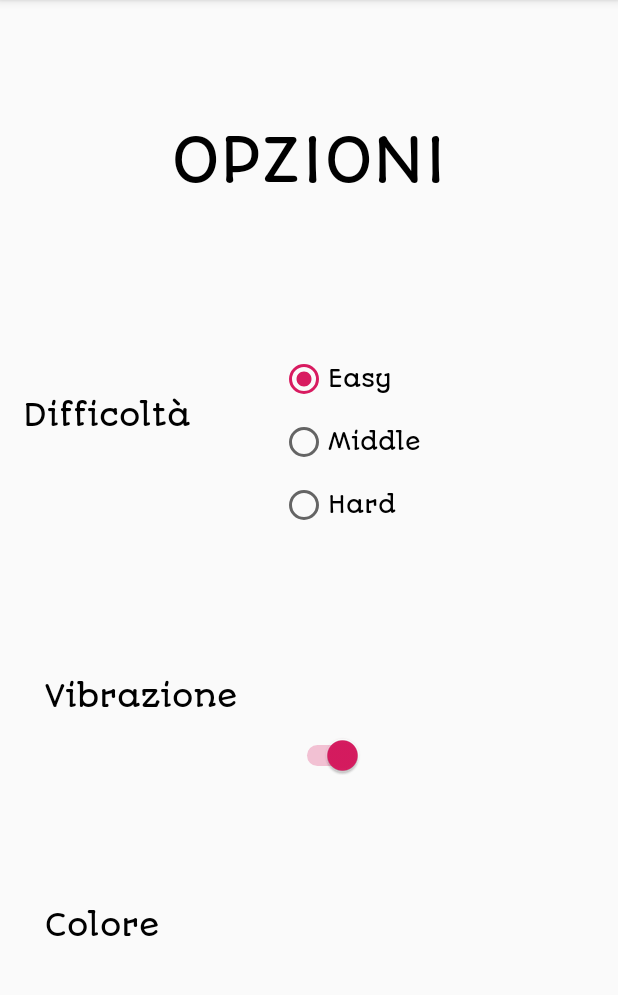
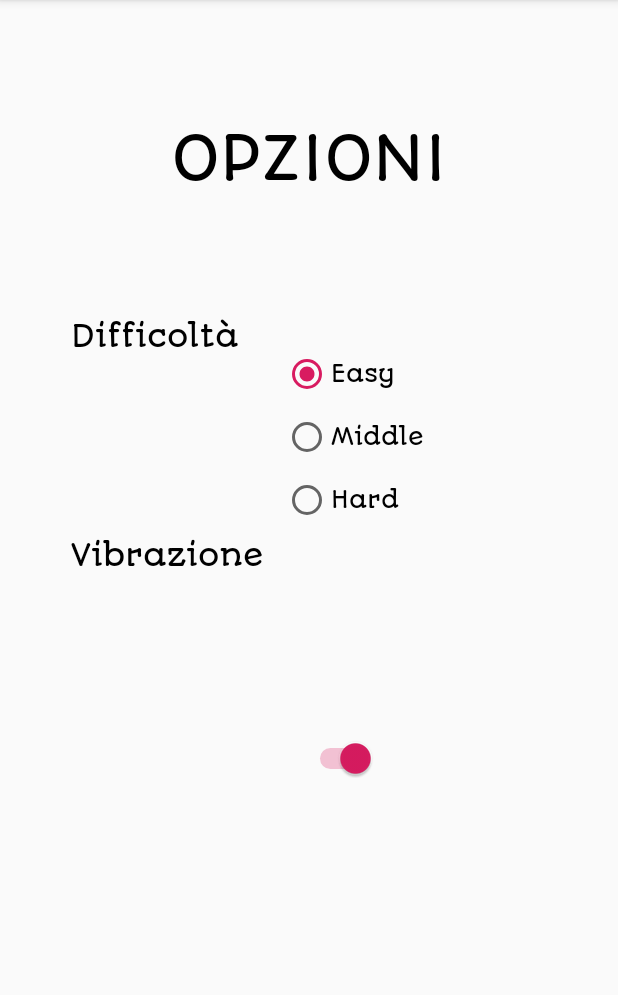
Before and after one commit to narder-davide/ProgettoIS, an Android app: the screen it shows after launch (OptionsActivity), after a tap on "OPZIONI", on a phone screen of 412 x 824 dp, the part 84-1079 px from its top. Run offline under Robolectric (Android 15) with nearby library versions, the phone set to English and light mode, and no system bars; 1 statement that could not run was skipped.

Commit message:
Successful with SharedPreference in Main and Options

```diff
--- a/app/src/main/java/it/unive/dais/ingsoftware/forza4/MainActivity.java
+++ b/app/src/main/java/it/unive/dais/ingsoftware/forza4/MainActivity.java
@@ -1,11 +1,13 @@
 package it.unive.dais.ingsoftware.forza4;
 
+import android.content.Context;
 import android.content.Intent;
+import android.content.SharedPreferences;
 import android.support.v7.app.AppCompatActivity;
 import android.os.Bundle;
 import android.view.View;
 import android.widget.Button;
-import android.widget.Toast;
+import android.widget.TextView;
 
 import java.io.IOException;
 import java.util.concurrent.ExecutionException;
@@ -18,7 +20,6 @@ import it.unive.dais.legodroid.lib.comm.Channel;
 import it.unive.dais.legodroid.lib.comm.SpooledAsyncChannel;
 import it.unive.dais.legodroid.lib.plugs.LightSensor;
 import it.unive.dais.legodroid.lib.plugs.TachoMotor;
-import it.unive.dais.legodroid.lib.plugs.TouchSensor;
 
 public class MainActivity extends AppCompatActivity {
 
@@ -28,6 +29,18 @@ public class MainActivity extends AppCompatActivity {
     protected void onCreate(Bundle savedInstanceState) {
         super.onCreate(savedInstanceState);
         setContentView(R.layout.activity_main);
+
+        TextView app = findViewById(R.id.textView);
+
+        // Gestione delle impostazioni di gioco
+        SharedPreferences settings = getPreferences(Context.MODE_PRIVATE);
+        SharedPreferences.Editor editor = settings.edit();
+
+        Boolean vibr = settings.getBoolean("VIBRATION", true);
+        String diff = settings.getString("DIFFICULT", "noValueInsert");
+        editor.putBoolean("VIBRATION", vibr);
+        editor.putString("DIFFICULT", diff);
+        editor.commit();
 
         // Recupero bottone per NUOVA PARTITA
         Button newGameButton = findViewById(R.id.newGameButton);
--- a/app/src/main/java/it/unive/dais/ingsoftware/forza4/NewGameActivity.java
+++ b/app/src/main/java/it/unive/dais/ingsoftware/forza4/NewGameActivity.java
@@ -3,8 +3,6 @@ package it.unive.dais.ingsoftware.forza4;
 import android.support.v7.app.AppCompatActivity;
 import android.os.Bundle;
 import android.widget.TextView;
-
-import java.util.Calendar;
 
 import it.dais.forza4.R;
 
--- a/app/src/main/java/it/unive/dais/ingsoftware/forza4/OptionsActivity.java
+++ b/app/src/main/java/it/unive/dais/ingsoftware/forza4/OptionsActivity.java
@@ -1,5 +1,6 @@
 package it.unive.dais.ingsoftware.forza4;
 
+import android.app.Activity;
 import android.content.Context;
 import android.content.SharedPreferences;
 import android.os.Build;
@@ -13,7 +14,6 @@ import android.widget.RadioGroup;
 import android.widget.Switch;
 
 import it.dais.forza4.R;
-
 
 public class OptionsActivity extends AppCompatActivity {
 
@@ -30,69 +30,62 @@ public class OptionsActivity extends AppCompatActivity {
 
         Switch switchVibrazione = findViewById(R.id.switchVibrazione);
 
+        // classe SharedPreference per salvare le opzioni di gioco e la stringa che corrisponde allo stato della partita
+        SharedPreferences settings = getPreferences(Context.MODE_PRIVATE);
+        SharedPreferences.Editor editor = settings.edit();
+
+        Boolean vibr = settings.getBoolean("VIBRATION", true);
+        String diff = settings.getString("DIFFICULT", "noValueInsert");
+
         // DA METTERE SUL MAIN
-            SharedPreferences difficultSettingsMAIN = getSharedPreferences("DIFFICULT", 0);
-            String diffMAIN = difficultSettingsMAIN.getString("DIFFICULT", "easy"); // ritorna il livello di difficoltà
-            SharedPreferences.Editor editorDifficultMAIN = null;
-            editorDifficultMAIN = difficultSettingsMAIN.edit();
-            editorDifficultMAIN.putString("DIFFICULT", "easy" );
-            editorDifficultMAIN.commit();
+            /*
+            // Gestione delle impostazioni di gioco
+                SharedPreferences settings = getPreferences(Context.MODE_PRIVATE);
+                SharedPreferences.Editor editor = settings.edit();
 
-            SharedPreferences stateGame = getSharedPreferences("SAVEDGAME", 0);
-            String savedGame = stateGame.getString("SAVEDGAME", ""); // ritorna la stringa corrispondente alla partita salvata
+                Boolean vibr = settings.getBoolean("VIBRATION", true);
+                String diff = settings.getString("DIFFICULT", "noValueInsert");
+                editor.putBoolean("VIBRATION", vibr);
+                editor.putString("DIFFICULT", diff);
+                editor.commit();
+            */
         // END
 
-
-
-
-
-        // classe SharedPreference per salvare le opzioni di gioco e la stringa che corrisponde allo stato della partita
-        SharedPreferences difficultSettings = getSharedPreferences("DIFFICULT", 0);
-        SharedPreferences.Editor editorDifficult = null;
-        String diff = difficultSettings.getString("DIFFICULT", "noValueInsert");
-
-        SharedPreferences vibrationSettings = getSharedPreferences("VIBRATION", 0);
-        SharedPreferences.Editor editorVibration = null;
-        boolean vibration = vibrationSettings.getBoolean("VIBRATION", true);
-
         // Vibrazione all'apertura dell'activity
-        if (vibration == true) {
+        if (vibr == true) {
             Vibrator v = (Vibrator) getSystemService(Context.VIBRATOR_SERVICE);
             //long[] pattern = {0, 100, 1000, 300, 200, 100, 500, 200, 100};
             //v.vibrate(pattern, -1); // -1 indica di vibrare una sola volta
             if (Build.VERSION.SDK_INT >= Build.VERSION_CODES.O) {
-                v.vibrate(VibrationEffect.createOneShot(500, VibrationEffect.DEFAULT_AMPLITUDE));
-            } else {
-                v.vibrate(500);
+                v.vibrate(VibrationEffect.createOneShot(300, VibrationEffect.DEFAULT_AMPLITUDE));
+            }
+            else {
+                v.vibrate(300);
             }
         }
 
 
 
         // GESTIONE VIBRAZIONE
-        if (vibration == true){
+
+        if (vibr == true){
             switchVibrazione.setChecked(true);
-            editorVibration = vibrationSettings.edit();
-            editorVibration.putBoolean("VIBRATION", true);
-            editorVibration.commit();
+            editor.putBoolean("VIBRATION", true);
+            editor.commit();
         }
         else {
             switchVibrazione.setChecked(false);
-            editorVibration = vibrationSettings.edit();
-            editorVibration.putBoolean("VIBRATION", false);
-            editorVibration.commit();
+            editor.putBoolean("VIBRATION", false);
+            editor.commit();
         }
 
         switchVibrazione.setOnCheckedChangeListener(new CompoundButton.OnCheckedChangeListener() {
             @Override
             public void onCheckedChanged(CompoundButton buttonView, boolean isChecked) {
-                SharedPreferences.Editor editor = null;
                 if (isChecked){
-                    editor = vibrationSettings.edit();
                     editor.putBoolean("VIBRATION", true);
                 }
                 else {
-                    editor = vibrationSettings.edit();
                     editor.putBoolean("VIBRATION", false);
                 }
                 editor.commit();
@@ -100,55 +93,42 @@ public class OptionsActivity extends AppCompatActivity {
         });
 
         // GESTIONE DIFFICOLTA'
+
         if (diff.compareTo("easy") == 0 || diff.compareTo("noValueInsert") == 0){
             radioEasy.setChecked(true);
             radioMid.setChecked(false);
             radioHard.setChecked(false);
-            editorDifficult = difficultSettings.edit();
-            editorDifficult.putString("DIFFICULT", "easy");
-            editorDifficult.commit();
+            editor.putString("DIFFICULT", "easy");
+            editor.commit();
         }
         else if (diff.compareTo("mid") == 0){
             radioEasy.setChecked(false);
             radioMid.setChecked(true);
             radioHard.setChecked(false);
-            editorDifficult = difficultSettings.edit();
-            editorDifficult.putString("DIFFICULT", "mid");
-            editorDifficult.commit();
+            editor.putString("DIFFICULT", "mid");
+            editor.commit();
         }
         else if (diff.compareTo("hard") == 0){
             radioEasy.setChecked(false);
             radioMid.setChecked(false);
             radioHard.setChecked(true);
-            editorDifficult = difficultSettings.edit();
-            editorDifficult.putString("DIFFICULT", "hard");
-            editorDifficult.commit();
+            editor.putString("DIFFICULT", "hard");
+            editor.commit();
         }
 
         radioGroupDifficolta.setOnCheckedChangeListener(new RadioGroup.OnCheckedChangeListener() {
             @Override
             public void onCheckedChanged(RadioGroup group, int checkedId) {
                 RadioButton checkedRadioButton = (RadioButton)group.findViewById(checkedId);
-                SharedPreferences.Editor editor = null;
-                boolean isChecked = checkedRadioButton.isChecked();
 
                 if (checkedRadioButton.getId() == R.id.radioEasy){
-                    if (isChecked){
-                        editor = difficultSettings.edit();
-                        editor.putString("DIFFICULT", "easy");
-                    }
+                    editor.putString("DIFFICULT", "easy");
                 }
                 else if (checkedRadioButton.getId() == R.id.radioMid){
-                    if (isChecked){
-                        editor = difficultSettings.edit();
-                        editor.putString("DIFFICULT", "mid");
-                    }
+                    editor.putString("DIFFICULT", "mid");
                 }
                 else {  // R.id.radioHard
-                    if (isChecked){
-                        editor = difficultSettings.edit();
-                        editor.putString("DIFFICULT", "hard");
-                    }
+                    editor.putString("DIFFICULT", "hard");
                 }
                 editor.commit();
             }
--- a/app/src/main/res/layout/activity_options.xml
+++ b/app/src/main/res/layout/activity_options.xml
@@ -5,22 +5,6 @@
     android:layout_width="match_parent"
     android:layout_height="match_parent"
     tools:context="it.unive.dais.ingsoftware.forza4.OptionsActivity">
-
-    <TextView
-        android:id="@+id/textColore"
-        android:layout_width="wrap_content"
-        android:layout_height="wrap_content"
-        android:layout_marginBottom="86dp"
-        android:layout_marginEnd="291dp"
-        android:layout_marginStart="16dp"
-        android:fontFamily="@font/autour_one"
-        android:text="Colore"
-        android:textColor="#000000"
-        android:textSize="20dp"
-        app:layout_constraintBottom_toBottomOf="parent"
-        app:layout_constraintEnd_toEndOf="parent"
-        app:layout_constraintStart_toStartOf="parent"
-        app:layout_constraintTop_toBottomOf="@+id/textVibrazione" />
 
     <TextView
         android:id="@+id/textOption"
@@ -42,14 +26,13 @@
         android:id="@+id/textVibrazione"
         android:layout_width="wrap_content"
         android:layout_height="wrap_content"
-        android:layout_marginBottom="75dp"
         android:layout_marginEnd="239dp"
-        android:layout_marginStart="16dp"
+        android:layout_marginStart="50dp"
+        android:layout_marginTop="120dp"
         android:fontFamily="@font/autour_one"
         android:text="Vibrazione"
         android:textColor="#000000"
         android:textSize="20dp"
-        app:layout_constraintBottom_toTopOf="@+id/textColore"
         app:layout_constraintEnd_toEndOf="parent"
         app:layout_constraintStart_toStartOf="parent"
         app:layout_constraintTop_toBottomOf="@+id/textDifficult" />
@@ -59,8 +42,7 @@
         android:layout_width="wrap_content"
         android:layout_height="wrap_content"
         android:layout_marginBottom="109dp"
-        android:layout_marginEnd="30dp"
-        android:layout_marginStart="16dp"
+        android:layout_marginStart="50dp"
         android:layout_marginTop="80dp"
         android:fontFamily="@font/autour_one"
         android:text="Difficoltà"
@@ -78,7 +60,7 @@
         android:layout_marginBottom="178dp"
         android:layout_marginEnd="163dp"
         android:layout_marginStart="27dp"
-        android:layout_marginTop="59dp"
+        android:layout_marginTop="65dp"
         android:textSize="30dp"
         app:layout_constraintBottom_toBottomOf="parent"
         app:layout_constraintEnd_toEndOf="parent"
@@ -102,6 +84,7 @@
             android:layout_width="wrap_content"
             android:layout_height="wrap_content"
             android:layout_weight="1"
+            android:checked="false"
             android:fontFamily="@font/autour_one"
             android:text="Easy"
             android:textColor="#000000"
```
